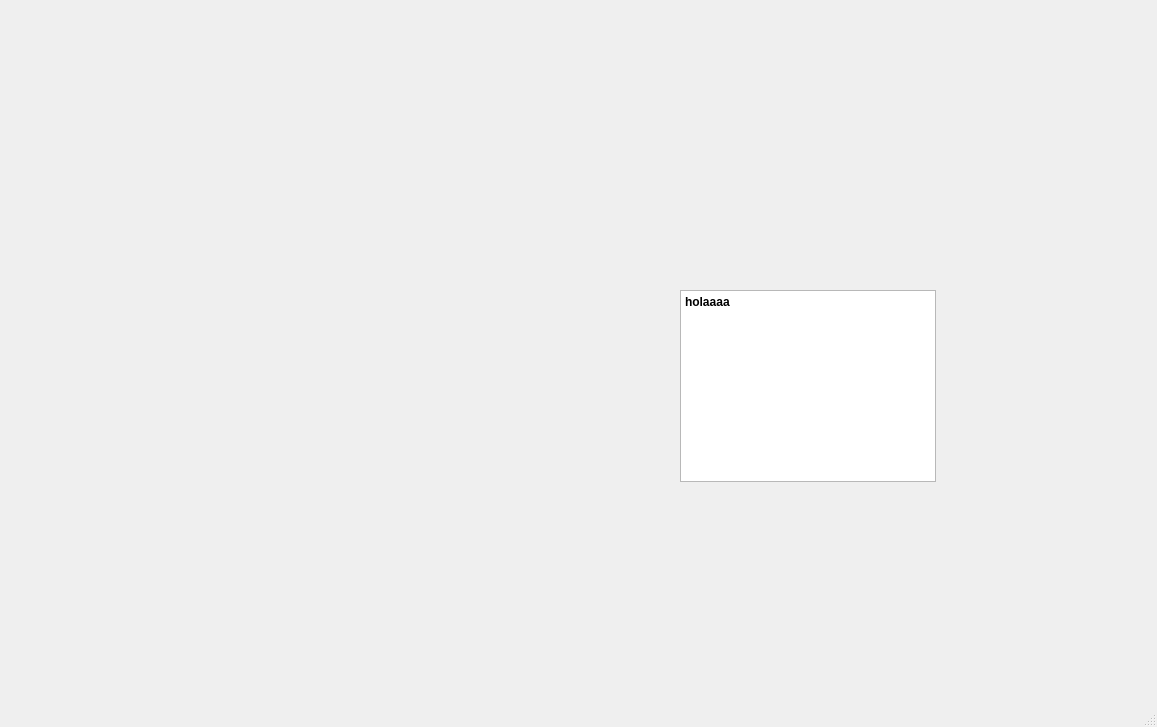
Above: frontend/TO-Donaciones/mainwindow.ui from rescobedoq/sigdet before the change. Below: the same form after it.
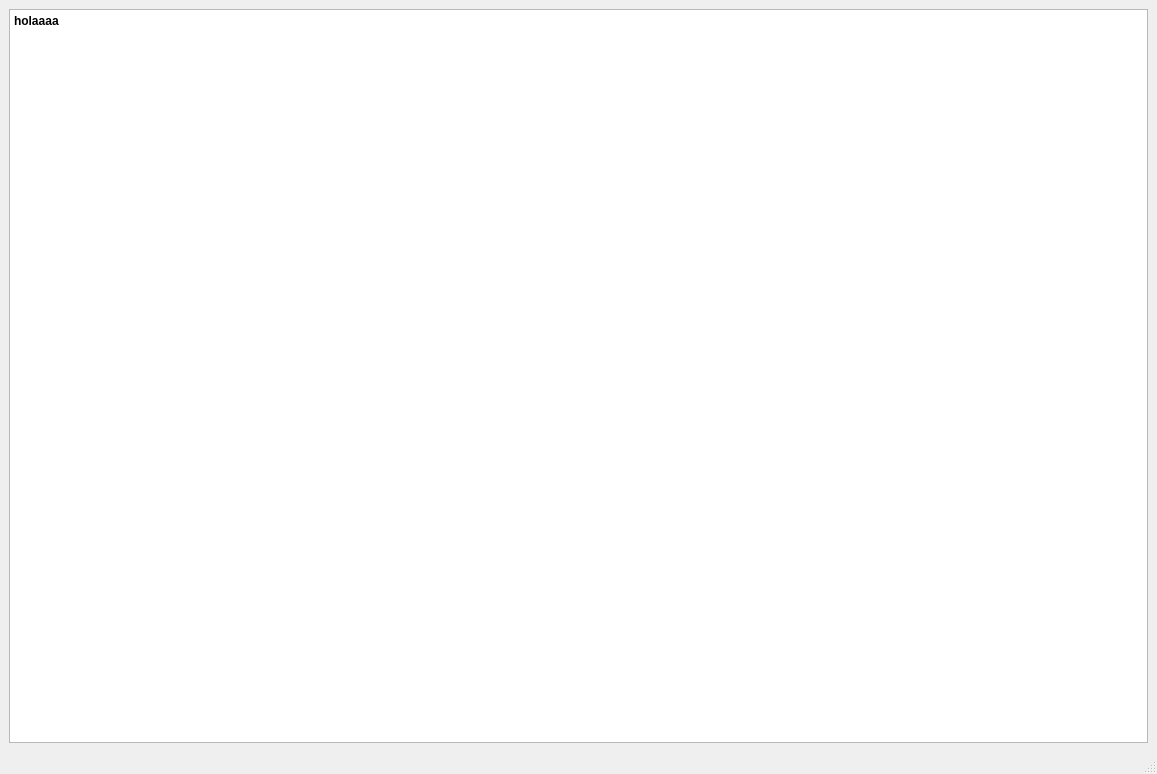
That is the form after the change.

```diff
--- a/frontend/TO-Donaciones/mainwindow.ui
+++ b/frontend/TO-Donaciones/mainwindow.ui
@@ -7,22 +7,16 @@
     <x>0</x>
     <y>0</y>
     <width>1157</width>
-    <height>727</height>
+    <height>774</height>
    </rect>
   </property>
   <property name="windowTitle">
    <string>MainWindow</string>
   </property>
   <widget class="QWidget" name="centralwidget">
+   <layout class="QGridLayout" name="gridLayout">
+    <item row="0" column="0">
    <widget class="QTextBrowser" name="textBrowser">
-    <property name="geometry">
-     <rect>
-      <x>680</x>
-      <y>290</y>
-      <width>256</width>
-      <height>192</height>
-     </rect>
-    </property>
     <property name="html">
      <string>&lt;!DOCTYPE HTML PUBLIC &quot;-//W3C//DTD HTML 4.0//EN&quot; &quot;http://www.w3.org/TR/REC-html40/strict.dtd&quot;&gt;
 &lt;html&gt;&lt;head&gt;&lt;meta name=&quot;qrichtext&quot; content=&quot;1&quot; /&gt;&lt;meta charset=&quot;utf-8&quot; /&gt;&lt;style type=&quot;text/css&quot;&gt;
@@ -34,6 +28,8 @@
 &lt;p style=&quot; margin-top:0px; margin-bottom:0px; margin-left:0px; margin-right:0px; -qt-block-indent:0; text-indent:0px;&quot;&gt;&lt;span style=&quot; font-weight:700;&quot;&gt;holaaaa&lt;/span&gt;&lt;/p&gt;&lt;/body&gt;&lt;/html&gt;</string>
     </property>
    </widget>
+    </item>
+   </layout>
   </widget>
   <widget class="QMenuBar" name="menubar">
    <property name="geometry">
```
Lines whose indentation alone changed are shown as unchanged.
